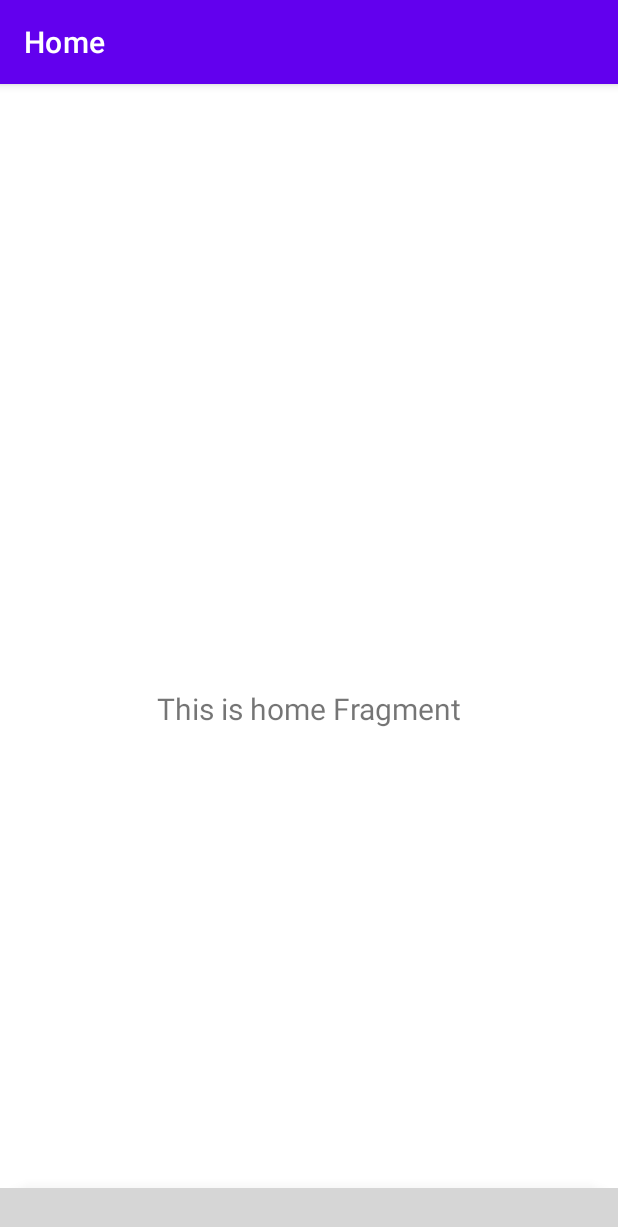
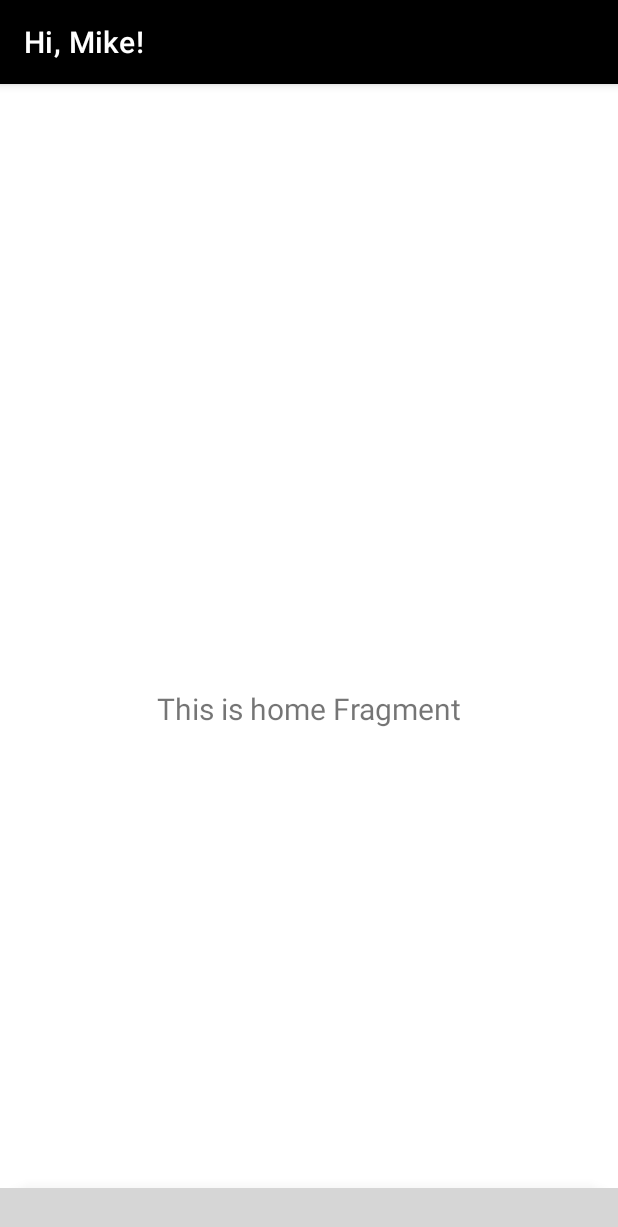
Before and after one commit to Agodimon/StudentDiary, an Android app: the screen it shows after launch (MainActivity), on a phone screen of 412 x 824 dp. Shown: the top 1227 px of the screen. Run offline under Robolectric (Android 15) with nearby library versions, the phone set to English and light mode, and no system bars; our stand-ins replace navigation-ui; libraries missing offline, so code that uses them is left out: com.ismaeldivita.chipnavigation; plain views replace ChipNavigationBar; 2 statements that could not run were skipped; grey boxes are pictures that could not be loaded.

Commit message:
убрал statusBar

```diff
--- a/app/src/main/res/navigation/mobile_navigation.xml
+++ b/app/src/main/res/navigation/mobile_navigation.xml
@@ -8,7 +8,7 @@
     <fragment
         android:id="@+id/navigation_home"
         android:name="com.example.studentdiary.ui.home.HomeFragment"
-        android:label="@string/title_home"
+        android:label="Hi, Mike!"
         tools:layout="@layout/fragment_home" >
         <action
             android:id="@+id/action_navigation_home_to_classesFragment"
--- a/app/src/main/res/values/themes.xml
+++ b/app/src/main/res/values/themes.xml
@@ -2,8 +2,9 @@
     <!-- Base application theme. -->
     <style name="Theme.StudentDiary" parent="Theme.MaterialComponents.DayNight.DarkActionBar">
         <!-- Primary brand color. -->
-        <item name="colorPrimary">@color/purple_500</item>
-        <item name="colorPrimaryVariant">@color/purple_700</item>
+        <item name="android:windowFullscreen">true</item>
+        <item name="colorPrimary">@color/black</item>
+        <item name="colorPrimaryVariant">@color/black</item>
         <item name="colorOnPrimary">@color/white</item>
         <!-- Secondary brand color. -->
         <item name="colorSecondary">@color/teal_200</item>
```
